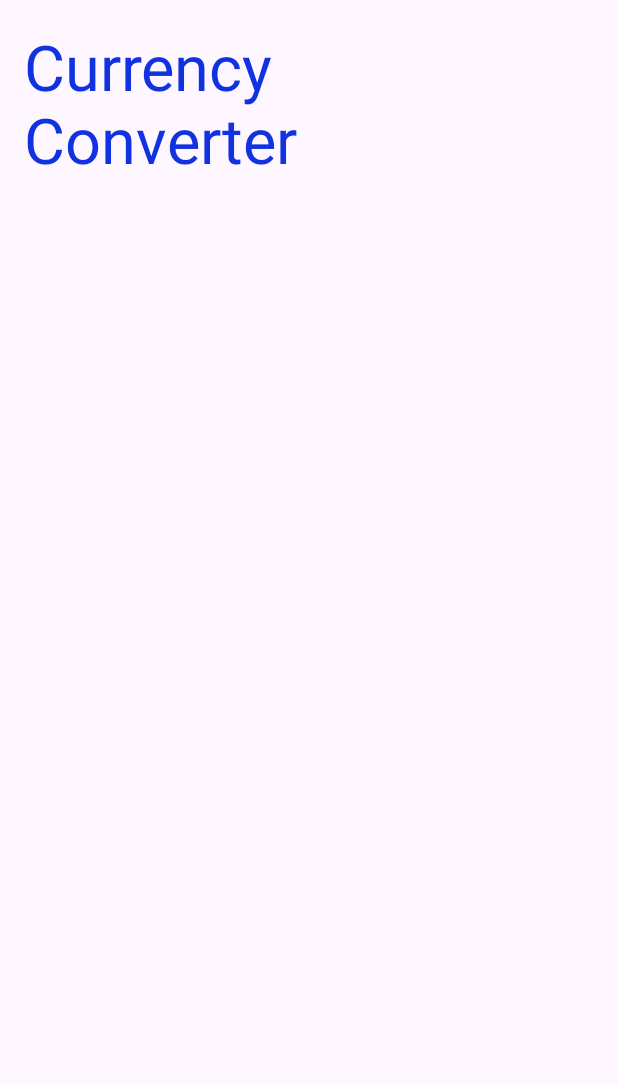
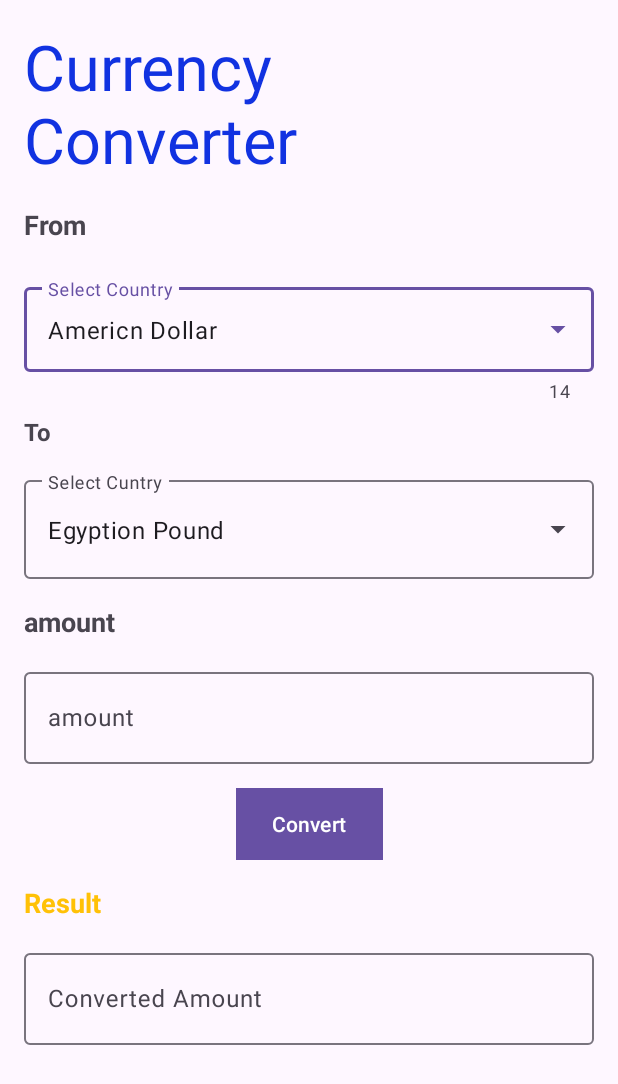
Before and after one commit to mohamedseedk908/Currenty_ConverterApp, an Android app: the screen it shows after launch (MainActivity), on a phone screen of 412 x 824 dp. Shown: the top 1084 px of the screen. Run offline under Robolectric (Android 15) with nearby library versions, the phone set to English and light mode, and no system bars.

Commit message:
finish design app to xml

```diff
--- /dev/null
+++ b/app/src/main/res/drawable/ic_flag.xml
@@ -0,0 +1,5 @@
+<vector xmlns:android="http://schemas.android.com/apk/res/android" android:height="24dp" android:tint="#000000" android:viewportHeight="24" android:viewportWidth="24" android:width="24dp">
+
+    <path android:fillColor="@android:color/white" android:pathData="M12,2C6.48,2 2,6.48 2,12c0,5.52 4.48,10 10,10s10,-4.48 10,-10C22,6.48 17.52,2 12,2zM18,15h-5l-1,-2H9.5v5H8V7h6l1,2h3V15z"/>
+
+</vector>
--- a/app/src/main/res/layout/activity_main.xml
+++ b/app/src/main/res/layout/activity_main.xml
@@ -8,6 +8,7 @@
     tools:context=".MainActivity">
 
     <TextView
+        android:id="@+id/textView3"
         android:layout_width="0dp"
         android:layout_height="wrap_content"
         android:layout_marginStart="16dp"
@@ -26,5 +27,143 @@
         android:orientation="vertical"
         app:layout_constraintGuide_percent="0.6" />
 
+    <TextView
+        android:id="@+id/from_tv"
+        android:layout_width="wrap_content"
+        android:layout_height="wrap_content"
+        android:layout_marginStart="16dp"
+        android:layout_marginTop="16dp"
+        android:text="From"
+        android:textSize="18sp"
+        android:textStyle="bold"
+        app:layout_constraintStart_toStartOf="parent"
+        app:layout_constraintTop_toBottomOf="@+id/textView3" />
 
+    <com.google.android.material.textfield.TextInputLayout
+        android:id="@+id/textInputLayout"
+        style="@style/Widget.Material3.TextInputLayout.OutlinedBox.ExposedDropdownMenu"
+        android:layout_width="match_parent"
+        android:layout_height="wrap_content"
+        android:layout_marginStart="16dp"
+        android:layout_marginTop="24dp"
+        android:layout_marginEnd="16dp"
+        android:hint="Select Country"
+        app:counterEnabled="true"
+        app:layout_constraintEnd_toEndOf="parent"
+        app:layout_constraintStart_toStartOf="parent"
+        app:layout_constraintTop_toBottomOf="@id/from_tv">
+
+        <AutoCompleteTextView
+            android:id="@+id/from_auto_complete"
+            android:layout_width="match_parent"
+            android:layout_height="match_parent"
+            android:inputType="none"
+            android:text="Americn Dollar" />
+    </com.google.android.material.textfield.TextInputLayout>
+
+    <TextView
+        android:id="@+id/textView4"
+        android:layout_width="wrap_content"
+        android:layout_height="wrap_content"
+        android:layout_marginStart="16dp"
+        android:layout_marginTop="8dp"
+        android:text="To"
+        android:textSize="16sp"
+        android:textStyle="bold"
+        app:layout_constraintStart_toStartOf="parent"
+        app:layout_constraintTop_toBottomOf="@+id/textInputLayout" />
+
+    <com.google.android.material.textfield.TextInputLayout
+        android:id="@+id/textInputLayout2"
+        style="@style/Widget.Material3.TextInputLayout.OutlinedBox.Dense.ExposedDropdownMenu"
+        android:layout_width="match_parent"
+        android:layout_height="wrap_content"
+        android:layout_marginStart="16dp"
+        android:layout_marginTop="16dp"
+        android:layout_marginEnd="16dp"
+        android:hint="Select Cuntry"
+        app:layout_constraintEnd_toEndOf="parent"
+        app:layout_constraintStart_toStartOf="parent"
+        app:layout_constraintTop_toBottomOf="@+id/textView4">
+
+        <AutoCompleteTextView
+            android:layout_width="match_parent"
+            android:layout_height="66dp"
+            android:inputType="none"
+            android:text="Egyption Pound" />
+    </com.google.android.material.textfield.TextInputLayout>
+
+    <TextView
+        android:id="@+id/textView5"
+        android:layout_width="wrap_content"
+        android:layout_height="wrap_content"
+        android:layout_marginStart="16dp"
+        android:layout_marginTop="16dp"
+        android:text="amount"
+        android:textSize="18sp"
+        android:textStyle="bold"
+        app:layout_constraintStart_toStartOf="parent"
+        app:layout_constraintTop_toBottomOf="@+id/textInputLayout2" />
+
+    <com.google.android.material.textfield.TextInputLayout
+        android:id="@+id/textInputLayout3"
+        style="@style/Widget.Material3.TextInputLayout.OutlinedBox"
+        android:layout_width="match_parent"
+        android:layout_height="wrap_content"
+        android:layout_marginStart="16dp"
+        android:layout_marginTop="16dp"
+        android:layout_marginEnd="16dp"
+        android:hint="amount"
+        app:layout_constraintEnd_toEndOf="parent"
+        app:layout_constraintStart_toStartOf="parent"
+        app:layout_constraintTop_toBottomOf="@+id/textView5">
+
+        <com.google.android.material.textfield.TextInputEditText
+            android:layout_width="match_parent"
+            android:layout_height="61dp"
+            android:inputType="number" />
+    </com.google.android.material.textfield.TextInputLayout>
+
+    <Button
+        android:background="#2196F3"
+        android:id="@+id/button"
+        android:layout_width="wrap_content"
+        android:layout_height="wrap_content"
+        android:layout_marginTop="16dp"
+        android:text="Convert"
+        app:layout_constraintEnd_toEndOf="parent"
+        app:layout_constraintStart_toStartOf="parent"
+        app:layout_constraintTop_toBottomOf="@+id/textInputLayout3" />
+
+    <TextView
+        android:textColor="#FFC107"
+        android:id="@+id/textView6"
+        android:layout_width="wrap_content"
+        android:layout_height="wrap_content"
+        android:layout_marginStart="16dp"
+        android:layout_marginTop="16dp"
+        android:text="Result"
+        android:textSize="18sp"
+        android:textStyle="bold"
+        app:layout_constraintStart_toStartOf="parent"
+        app:layout_constraintTop_toBottomOf="@+id/button" />
+
+    <com.google.android.material.textfield.TextInputLayout
+        android:layout_width="match_parent"
+        android:layout_height="wrap_content"
+        style="@style/Widget.Material3.TextInputLayout.OutlinedBox"
+        android:hint="Converted Amount"
+        android:layout_marginStart="16dp"
+        android:layout_marginTop="16dp"
+        android:layout_marginEnd="16dp"
+        app:layout_constraintEnd_toEndOf="parent"
+        app:layout_constraintStart_toStartOf="parent"
+        app:layout_constraintTop_toBottomOf="@+id/textView6">
+
+        <com.google.android.material.textfield.TextInputEditText
+            android:layout_width="match_parent"
+            android:layout_height="61dp"
+            android:enabled="false"
+             />
+    </com.google.android.material.textfield.TextInputLayout>
 </androidx.constraintlayout.widget.ConstraintLayout>
--- a/app/src/main/res/values/strings.xml
+++ b/app/src/main/res/values/strings.xml
@@ -1,3 +1,5 @@
 <resources>
     <string name="app_name">My Application</string>
+    <string name="email">"@gmail.com"</string>
+
 </resources>
```
Also changed, not shown: app/src/main/res/drawable/text_feild.png (added).
